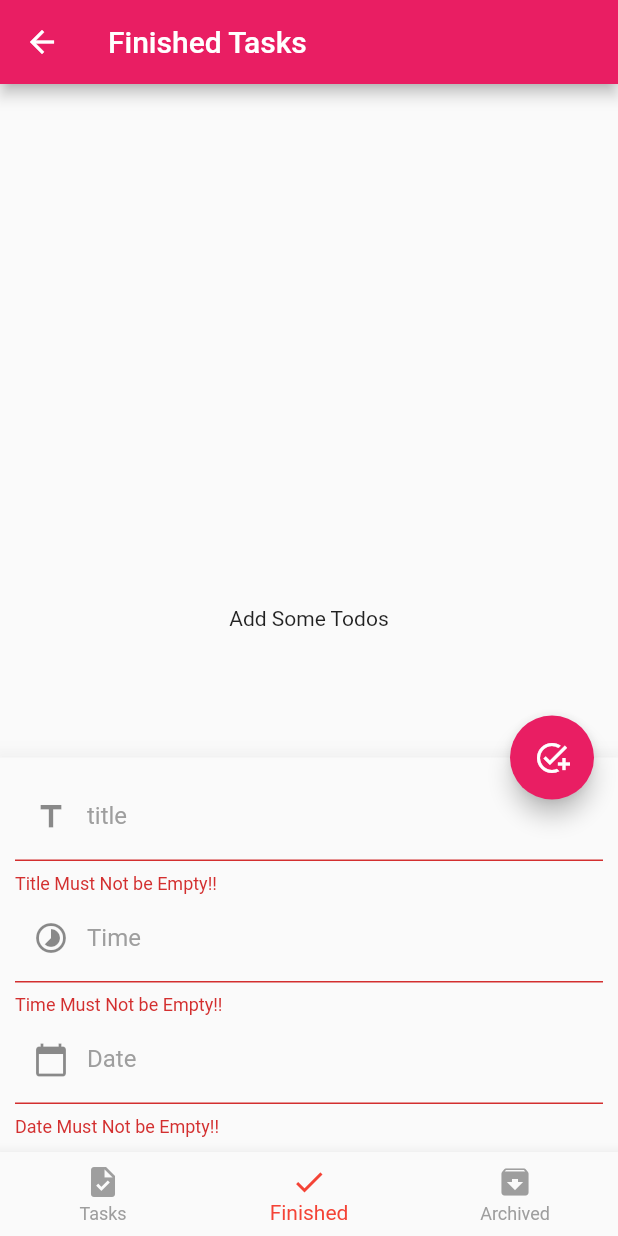
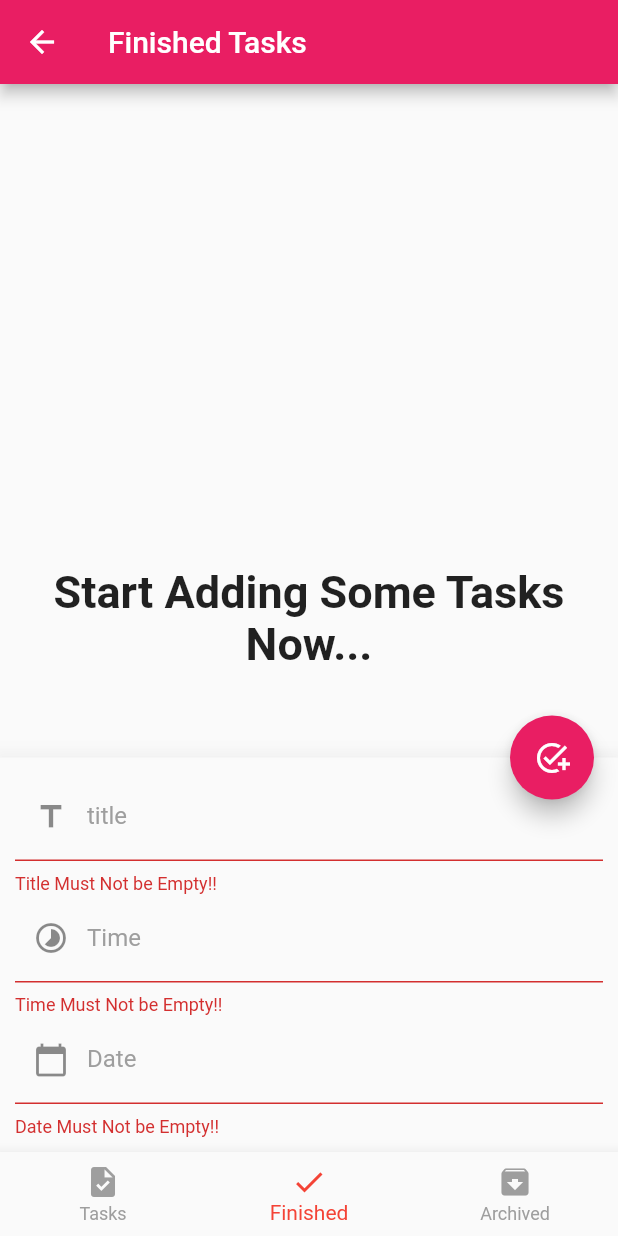
Before and after one commit to assem16399/To-Do-App-Flutter, a Flutter app: the screen it shows after launch, item 2 of the bottom bar chosen, after a tap on the "edit" icon, after a tap on the "add task" icon, on a phone screen of 412 x 824 dp. Run offline on Flutter 3.47's test engine with Material 2 defaults, Android fonts, the phone set to English and light mode, and no system bars; our stand-ins replace bloc, flutter_bloc, sqflite; accounts and stored records are empty.

Commit message:
powering the App with Bloc state-management Pattern (app cubit & tasksCubit added)

```diff
--- a/lib/layout/home_layout.dart
+++ b/lib/layout/home_layout.dart
@@ -1,21 +1,12 @@
 import 'package:flutter/material.dart';
+import 'package:flutter_bloc/flutter_bloc.dart';
 import 'package:intl/intl.dart';
-import 'package:todo_app/models/task.dart';
-import 'package:todo_app/modules/archived/archived_tab.dart';
-import 'package:todo_app/modules/finished/finished_tab.dart';
-import 'package:todo_app/modules/tasks/tasks_tab.dart';
-import 'package:todo_app/shared/components/constants.dart';
-import 'package:todo_app/shared/components/default_text_field.dart';
-import 'package:todo_app/shared/network/local/local_database_helper.dart';
+import 'package:todo_app/models/task/cubit/task_cubit.dart';
+import 'package:todo_app/shared/components/widgets/default_text_field.dart';
+import 'package:todo_app/shared/cubit/app_cubit.dart';
+import 'package:todo_app/shared/cubit/app_states.dart';
 
-class HomeLayout extends StatefulWidget {
-  const HomeLayout({Key? key}) : super(key: key);
-
-  @override
-  _HomeLayoutState createState() => _HomeLayoutState();
-}
-
-class _HomeLayoutState extends State<HomeLayout> {
+class HomeLayout extends StatelessWidget {
   final scaffoldKey = GlobalKey<ScaffoldState>();
   final formKey = GlobalKey<FormState>();
 
@@ -23,26 +14,13 @@ class _HomeLayoutState extends State<HomeLayout> {
   final timeController = TextEditingController();
   final dateController = TextEditingController();
 
-  final tabs = <Widget>[
-    const TasksTab(),
-    const FinishedTab(),
-    const ArchivedTab(),
-  ];
+  HomeLayout({Key? key}) : super(key: key);
 
-  final appBarTitles = <String>[
-    'Current Tasks',
-    'Finished Tasks',
-    'Archived Tasks',
-  ];
-
-  var currentPageIndex = 0;
-  var _isBottomSheetOpened = false;
-
-  Future<TimeOfDay?> displayTimePicker() async {
+  Future<TimeOfDay?> displayTimePicker(BuildContext context) async {
     return await showTimePicker(context: context, initialTime: TimeOfDay.now());
   }
 
-  Future<DateTime?> displayDatePicker() async {
+  Future<DateTime?> displayDatePicker(BuildContext context) async {
     return await showDatePicker(
         context: context,
         initialDate: DateTime.now(),
@@ -50,7 +28,7 @@ class _HomeLayoutState extends State<HomeLayout> {
         firstDate: DateTime.now());
   }
 
-  void displayBottomSheet() {
+  void displayBottomSheet(BuildContext context, AppCubit appData) {
     scaffoldKey.currentState!
         .showBottomSheet(
           (context) => Form(
@@ -73,7 +51,7 @@ class _HomeLayoutState extends State<HomeLayout> {
                       controller: timeController,
                       onTap: () async {
                         FocusScope.of(context).requestFocus(FocusNode());
-                        final selectedTime = await displayTimePicker();
+                        final selectedTime = await displayTimePicker(context);
                         if (selectedTime != null) {
                           timeController.text = selectedTime.format(context);
                         }
@@ -89,7 +67,7 @@ class _HomeLayoutState extends State<HomeLayout> {
                       controller: dateController,
                       onTap: () async {
                         FocusScope.of(context).requestFocus(FocusNode());
-                        final selectedDate = await displayDatePicker();
+                        final selectedDate = await displayDatePicker(context);
                         if (selectedDate != null) {
                           dateController.text = DateFormat.yMMMd().format(selectedDate);
                         }
@@ -110,62 +88,49 @@ class _HomeLayoutState extends State<HomeLayout> {
         .closed
         .then((_) {
       clearControllers();
-      setState(() {
-        _isBottomSheetOpened = false;
-      });
+      appData.toggleBottomSheet();
     });
   }
 
-  var _isFetchingData = false;
-  @override
-  void initState() {
-    // TODO: implement initState
-    _isFetchingData = true;
-    LocalDBHelper.fetchDataFromDatabase().then((loadedTasks) {
-      setState(() {
-        loadedTasks
-            .map((loadedTask) => tasks.add(Task(
-                  id: loadedTask['id'],
-                  title: loadedTask['title'],
-                  type: loadedTask['type'],
-                  date: loadedTask['date'],
-                  time: loadedTask['time'],
-                )))
-            .toList();
-        _isFetchingData = false;
-      });
-    }).catchError((error) {
-      setState(() {
-        _isFetchingData = false;
-      });
-      print(error.toString());
-    });
+  void submitData(BuildContext context, AppCubit appData) async {
+    if (formKey.currentState!.validate()) {
+      Navigator.of(context).pop();
+      clearControllers();
+      appData.toggleBottomSheet();
+    }
+  }
 
-    super.initState();
+  void clearControllers() {
+    titleController.clear();
+    timeController.clear();
+    dateController.clear();
   }
 
   @override
   Widget build(BuildContext context) {
-    return Scaffold(
+    final tasksData = BlocProvider.of<TasksCubit>(context, listen: false);
+    final appData = BlocProvider.of<AppCubit>(context);
+
+    return BlocConsumer<AppCubit, AppStates>(
+      listener: (context, appState) {},
+      builder: (context, appState) => Scaffold(
         key: scaffoldKey,
         appBar: AppBar(
-        title: Text(appBarTitles[currentPageIndex]),
+          title: Text(appData.appBarTitles[appData.currentPageIndex]),
         ),
-      body: _isFetchingData
+        body: tasksData.tasks.isEmpty
             ? const Center(
-              child: CircularProgressIndicator(),
+                child: Text(
+                  'Start Adding Some Tasks Now...',
+                  textAlign: TextAlign.center,
+                  style: TextStyle(fontSize: 30, fontWeight: FontWeight.bold),
+                ),
               )
-          : tasks.isEmpty
-              ? const Center(
-                  child: Text('Add Some Todos'),
-                )
-              : tabs[currentPageIndex],
+            : appData.tabs[appData.currentPageIndex],
         bottomNavigationBar: BottomNavigationBar(
-        currentIndex: currentPageIndex,
+          currentIndex: appData.currentPageIndex,
           onTap: (index) {
-          setState(() {
-            currentPageIndex = index;
-          });
+            appData.changeTheTab(index);
           },
           items: const [
             BottomNavigationBarItem(icon: Icon(Icons.task), label: 'Tasks'),
@@ -175,62 +140,16 @@ class _HomeLayoutState extends State<HomeLayout> {
         ),
         floatingActionButton: FloatingActionButton(
           onPressed: () {
-          if (_isBottomSheetOpened) {
-            submitData();
+            if (appData.isBottomSheetOpened) {
+              submitData(context, appData);
             } else {
-            displayBottomSheet();
-            setState(() {
-              _isBottomSheetOpened = !_isBottomSheetOpened;
-            });
+              displayBottomSheet(context, appData);
+              appData.toggleBottomSheet();
             }
           },
-        child: Icon(_isBottomSheetOpened ? Icons.add_task : Icons.edit),
+          child: Icon(appData.isBottomSheetOpened ? Icons.add_task : Icons.edit),
+        ),
       ),
     );
   }
-
-  void submitData() async {
-    if (formKey.currentState!.validate()) {
-      await LocalDBHelper.insertInDatabase(
-          taskTitle: titleController.text,
-          taskDate: dateController.text,
-          taskTime: timeController.text);
-
-      setState(() {
-        _isFetchingData = true;
-      });
-      LocalDBHelper.fetchDataFromDatabase().then((loadedTasks) {
-        tasks.clear();
-        setState(() {
-          loadedTasks
-              .map((loadedTask) => tasks.add(Task(
-                    id: loadedTask['id'],
-                    title: loadedTask['title'],
-                    type: loadedTask['type'],
-                    date: loadedTask['date'],
-                    time: loadedTask['time'],
-                  )))
-              .toList();
-          _isFetchingData = false;
-        });
-      }).catchError((error) {
-        setState(() {
-          _isFetchingData = false;
-        });
-        print(error.toString());
-      });
-      Navigator.of(context).pop();
-      clearControllers();
-
-      setState(() {
-        _isBottomSheetOpened = !_isBottomSheetOpened;
-      });
 }
-  }
-
-  void clearControllers() {
-    titleController.clear();
-    timeController.clear();
-    dateController.clear();
-  }
-}
--- a/lib/main.dart
+++ b/lib/main.dart
@@ -1,8 +1,19 @@
 import 'package:flutter/material.dart';
+import 'package:flutter_bloc/flutter_bloc.dart';
 import 'package:todo_app/layout/home_layout.dart';
+import 'package:todo_app/models/task/cubit/task_cubit.dart';
+
+import 'shared/components/bloc_observer.dart';
+import 'shared/cubit/app_cubit.dart';
 
 void main() {
+  BlocOverrides.runZoned(
+    () {
+      // Use cubits...
       runApp(const MyApp());
+    },
+    blocObserver: MyBlocObserver(),
+  );
 }
 
 class MyApp extends StatelessWidget {
@@ -11,7 +22,12 @@ class MyApp extends StatelessWidget {
   // This widget is the root of your application.
   @override
   Widget build(BuildContext context) {
-    return MaterialApp(
+    return MultiBlocProvider(
+      providers: [
+        BlocProvider(create: (context) => AppCubit()),
+        BlocProvider(create: (context) => TasksCubit()),
+      ],
+      child: MaterialApp(
         title: 'Flutter Demo',
         theme: ThemeData(
           bottomNavigationBarTheme: const BottomNavigationBarThemeData(
@@ -21,7 +37,8 @@ class MyApp extends StatelessWidget {
               showSelectedLabels: true),
           primarySwatch: Colors.pink,
         ),
-      home: const HomeLayout(),
+        home: HomeLayout(),
+      ),
     );
   }
 }
--- /dev/null
+++ b/lib/models/task/cubit/task_cubit.dart
@@ -0,0 +1,22 @@
+import 'package:bloc/bloc.dart';
+import 'package:todo_app/models/task/cubit/task_states.dart';
+import 'package:todo_app/models/task/task.dart';
+
+class TasksCubit extends Cubit<TaskStates> {
+  TasksCubit() : super(TaskInitialState());
+
+  final List<Task> _tasks = [
+    // Task(id: 1, title: 'Go To Gym', type: 'new', date: '22 Nov 2021', time: '9.00 AM'),
+    // Task(id: 2, title: 'Go To University', type: 'new', date: '22 Nov 2021', time: '12.00 PM'),
+    // Task(
+    //     id: 3,
+    //     title: 'Go To Work Space To Study',
+    //     type: 'new',
+    //     date: '22 Nov 2021',
+    //     time: '5.00 PM'),
+  ];
+
+  List<Task> get tasks {
+    return [..._tasks];
+  }
+}
--- /dev/null
+++ b/lib/models/task/cubit/task_states.dart
@@ -0,0 +1,5 @@
+abstract class TaskStates {}
+
+class TaskInitialState extends TaskStates {}
+
+class TaskChangeState extends TaskStates {}
--- a/lib/modules/tasks/tasks_tab.dart
+++ b/lib/modules/tasks/tasks_tab.dart
@@ -1,26 +1,28 @@
 import 'package:flutter/material.dart';
-import 'package:todo_app/shared/components/constants.dart';
+import 'package:flutter_bloc/flutter_bloc.dart';
+import 'package:todo_app/models/task/cubit/task_cubit.dart';
 
 class TasksTab extends StatelessWidget {
   const TasksTab({Key? key}) : super(key: key);
 
   @override
   Widget build(BuildContext context) {
+    final tasksData = BlocProvider.of<TasksCubit>(context);
     return ListView.builder(
-      itemCount: tasks.length,
+      itemCount: tasksData.tasks.length,
       itemBuilder: (context, index) => Card(
         child: ListTile(
           leading: CircleAvatar(
             radius: 32,
             child: Padding(
               padding: const EdgeInsets.all(8.0),
-              child: FittedBox(child: Text(tasks[index].time!)),
+              child: FittedBox(child: Text(tasksData.tasks[index].time!)),
             ),
           ),
-          title: Text(tasks[index].title!),
+          title: Text(tasksData.tasks[index].title!),
           subtitle: Row(
             children: [
-              Text(tasks[index].date!),
+              Text(tasksData.tasks[index].date!),
             ],
           ),
         ),
--- a/lib/shared/components/constants.dart
+++ b/lib/shared/components/constants.dart
@@ -1,3 +1,3 @@
-import 'package:todo_app/models/task.dart';
+import 'package:todo_app/models/task/task.dart';
 
 List<Task> tasks = [];
--- /dev/null
+++ b/lib/shared/cubit/app_cubit.dart
@@ -0,0 +1,56 @@
+import 'package:bloc/bloc.dart';
+import 'package:flutter/material.dart';
+import 'package:todo_app/modules/archived/archived_tab.dart';
+import 'package:todo_app/modules/finished/finished_tab.dart';
+import 'package:todo_app/modules/tasks/tasks_tab.dart';
+import 'package:todo_app/shared/cubit/app_states.dart';
+
+class AppCubit extends Cubit<AppStates> {
+  AppCubit() : super(AppInitialState());
+// Handling Bottom navigation bar states
+  var currentPageIndex = 0;
+
+  final tabs = <Widget>[
+    const TasksTab(),
+    const FinishedTab(),
+    const ArchivedTab(),
+  ];
+
+  final appBarTitles = <String>[
+    'Current Tasks',
+    'Finished Tasks',
+    'Archived Tasks',
+  ];
+
+  void changeTheTab(int index) {
+    currentPageIndex = index;
+    emit(AppChangeBottomNavBarState());
+  }
+  //*******************************************************//
+
+  // handling bottom sheet states
+
+  var _isBottomSheetOpened = false;
+
+  bool get isBottomSheetOpened {
+    return _isBottomSheetOpened;
+  }
+
+  void toggleBottomSheet() {
+    _isBottomSheetOpened = !_isBottomSheetOpened;
+    emit(AppChangeBottomSheetState());
+  }
+
+  //****************************************************//
+  // handling fetching data
+
+  var _isFetchingData = false;
+  bool get isFetchingData {
+    return _isFetchingData;
+  }
+
+  void setFetchingDataState(bool state) {
+    _isFetchingData = state;
+    emit(AppChangeDataFetchingState());
+  }
+}
--- /dev/null
+++ b/lib/shared/cubit/app_states.dart
@@ -0,0 +1,11 @@
+abstract class AppStates {}
+
+class AppInitialState extends AppStates {}
+
+class AppChangeState extends AppStates {}
+
+class AppChangeDataFetchingState extends AppStates {}
+
+class AppChangeBottomNavBarState extends AppStates {}
+
+class AppChangeBottomSheetState extends AppStates {}
--- a/lib/shared/network/local/local_database_helper.dart
+++ b/lib/shared/network/local/local_database_helper.dart
@@ -4,7 +4,7 @@ import 'package:path/path.dart' as path_constructor;
 abstract class LocalDBHelper {
   static Future<sql.Database> createDatabase() async {
     final dbPath = await sql.getDatabasesPath();
-    // sql.deleteDatabase(path_constructor.join(dbPath, 'todo.db'));
+    //sql.deleteDatabase(path_constructor.join(dbPath, 'todo.db'));
     final sqlDatabase = await sql.openDatabase(path_constructor.join(dbPath, 'todo.db'), version: 1,
         onCreate: (database, currentVersion) async {
       try {
--- a/pubspec.yaml
+++ b/pubspec.yaml
@@ -37,6 +37,8 @@ dependencies:
   sqflite: ^2.0.0+4
   path: ^1.8.0
   intl: ^0.17.0
+  flutter_bloc: ^8.0.0
+  bloc: ^8.0.1
 
 
 dev_dependencies:
```
Also changed, not shown: lib/shared/components/bloc_observer.dart (added, +27 -0 lines), lib/models/task/task.dart (renamed from lib/models/task.dart), lib/shared/components/widgets/default_text_field.dart (renamed from lib/shared/components/default_text_field.dart), pubspec.lock. Lines whose indentation alone changed are shown as unchanged.
